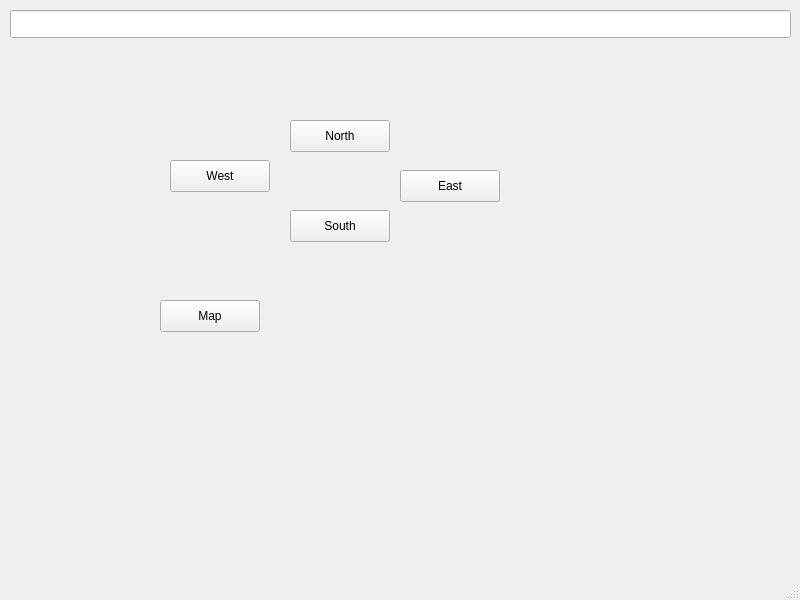
The window that mainwindow.ui (oisinfrizzell26/Oisin_Zork) describes before a commit, drawn with Qt 5.
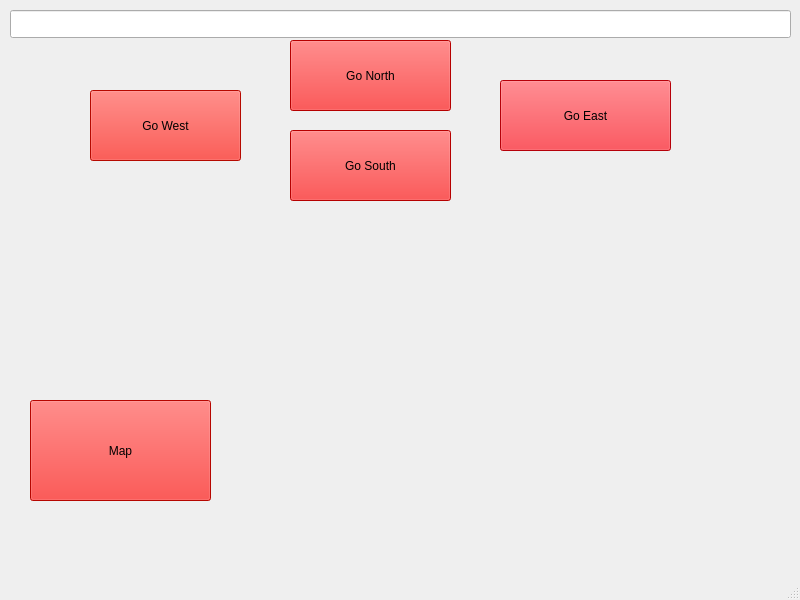
The same window after the commit.

Commit message: got colors on ui

```diff
--- a/mainwindow.ui
+++ b/mainwindow.ui
@@ -28,67 +28,107 @@
     <property name="geometry">
      <rect>
       <x>290</x>
-      <y>120</y>
-      <width>100</width>
-      <height>32</height>
+      <y>40</y>
+      <width>161</width>
+      <height>71</height>
      </rect>
     </property>
+    <property name="styleSheet">
+     <string notr="true">color:rgb(0, 0, 0);
+background-color: rgb(255, 0, 0);</string>
+    </property>
     <property name="text">
-     <string>North</string>
+     <string>Go North</string>
     </property>
    </widget>
    <widget class="QPushButton" name="eastButton">
     <property name="geometry">
      <rect>
-      <x>400</x>
-      <y>170</y>
-      <width>100</width>
-      <height>32</height>
+      <x>500</x>
+      <y>80</y>
+      <width>171</width>
+      <height>71</height>
      </rect>
     </property>
+    <property name="styleSheet">
+     <string notr="true">color: rgb(0, 0, 0);
+background-color: rgb(255, 0, 12);</string>
+    </property>
     <property name="text">
-     <string>East</string>
+     <string>Go East</string>
     </property>
    </widget>
    <widget class="QPushButton" name="westButton">
     <property name="geometry">
      <rect>
-      <x>170</x>
-      <y>160</y>
-      <width>100</width>
-      <height>32</height>
+      <x>90</x>
+      <y>90</y>
+      <width>151</width>
+      <height>71</height>
      </rect>
     </property>
+    <property name="styleSheet">
+     <string notr="true">color: rgb(0, 0, 0);
+background-color: rgb(255, 12, 0);</string>
+    </property>
     <property name="text">
-     <string>West</string>
+     <string>Go West</string>
     </property>
    </widget>
    <widget class="QPushButton" name="southButton">
     <property name="geometry">
      <rect>
       <x>290</x>
-      <y>210</y>
-      <width>100</width>
-      <height>32</height>
+      <y>130</y>
+      <width>161</width>
+      <height>71</height>
      </rect>
     </property>
+    <property name="styleSheet">
+     <string notr="true">color: rgb(0, 0, 0);
+background-color: rgb(255, 0, 0);</string>
+    </property>
     <property name="text">
-     <string>South</string>
+     <string>Go South</string>
     </property>
    </widget>
    <widget class="QPushButton" name="mapButton">
     <property name="geometry">
      <rect>
-      <x>160</x>
-      <y>300</y>
-      <width>100</width>
-      <height>32</height>
+      <x>30</x>
+      <y>400</y>
+      <width>181</width>
+      <height>101</height>
      </rect>
     </property>
+    <property name="styleSheet">
+     <string notr="true">color:rgb(0, 0, 0);
+background-color: rgb(255, 8, 0);</string>
+    </property>
     <property name="text">
      <string>Map</string>
     </property>
    </widget>
+   <widget class="QLabel" name="background">
+    <property name="geometry">
+     <rect>
+      <x>10</x>
+      <y>40</y>
+      <width>771</width>
+      <height>481</height>
+     </rect>
+    </property>
+    <property name="text">
+     <string/>
+    </property>
+   </widget>
+   <zorder>background</zorder>
+   <zorder>lineEdit</zorder>
+   <zorder>northButton</zorder>
+   <zorder>eastButton</zorder>
+   <zorder>westButton</zorder>
+   <zorder>southButton</zorder>
+   <zorder>mapButton</zorder>
   </widget>
   <widget class="QMenuBar" name="menubar">
    <property name="geometry">
```
The commit also changes 6 other files.
